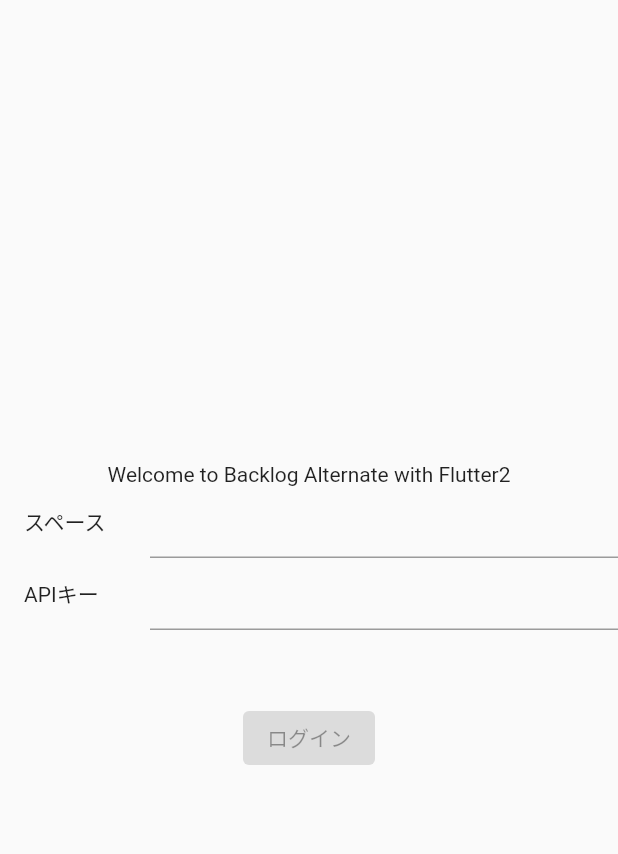
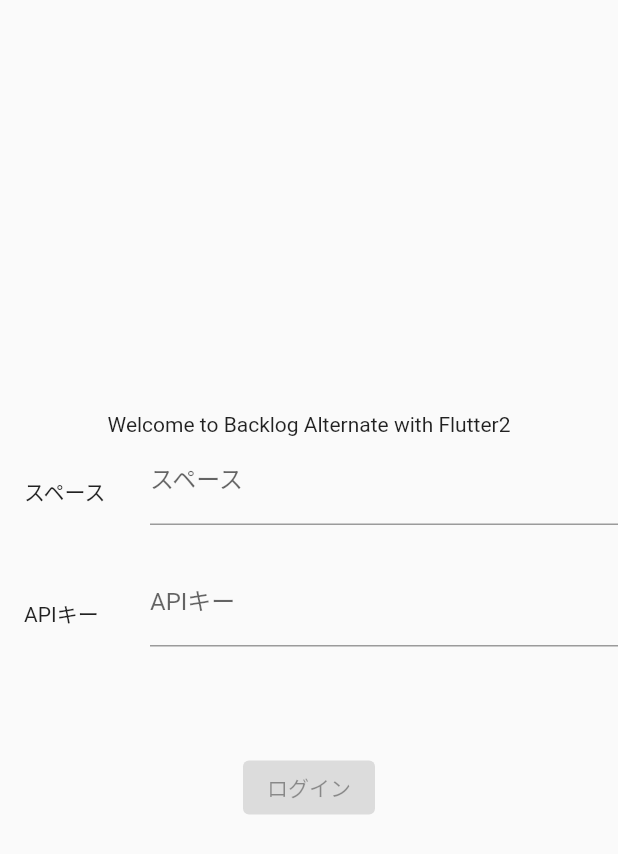
Before and after one commit to jparound30/flutter2_sample, a Flutter app: the screen it shows after launch, on a phone screen of 412 x 824 dp. Shown: the top 854 px of the screen. Run offline on Flutter 3.47's test engine with Material 2 defaults, Android fonts, the phone set to English and light mode, and no system bars; our stand-ins replace google_fonts.

Commit message:
mod form style

```diff
--- a/lib/main.dart
+++ b/lib/main.dart
@@ -125,6 +125,11 @@ class LoginFormState extends State<LoginForm> {
                 Expanded(
                   child: TextFormField(
                     controller: _userController,
+                    decoration: InputDecoration(
+                      labelText: "スペース",
+                      helperText: ' ',
+                      enabled: true,
+                    ),
                     autofillHints: [AutofillHints.username],
                     obscureText: false,
                     onSaved: (value) => print("スペース: " + value!),
@@ -151,6 +156,12 @@ class LoginFormState extends State<LoginForm> {
                 Expanded(
                   child: TextFormField(
                     controller: _passwordController,
+                    decoration: InputDecoration(
+                      labelText: "APIキー",
+                      helperText: ' ',
+                      // 以下でエラーメッセージのスタイルを指定可
+                      enabled: true,
+                    ),
                     autofillHints: [AutofillHints.password],
                     obscureText: true,
                     onSaved: (value) => print("APIキー: " + value!),
```
